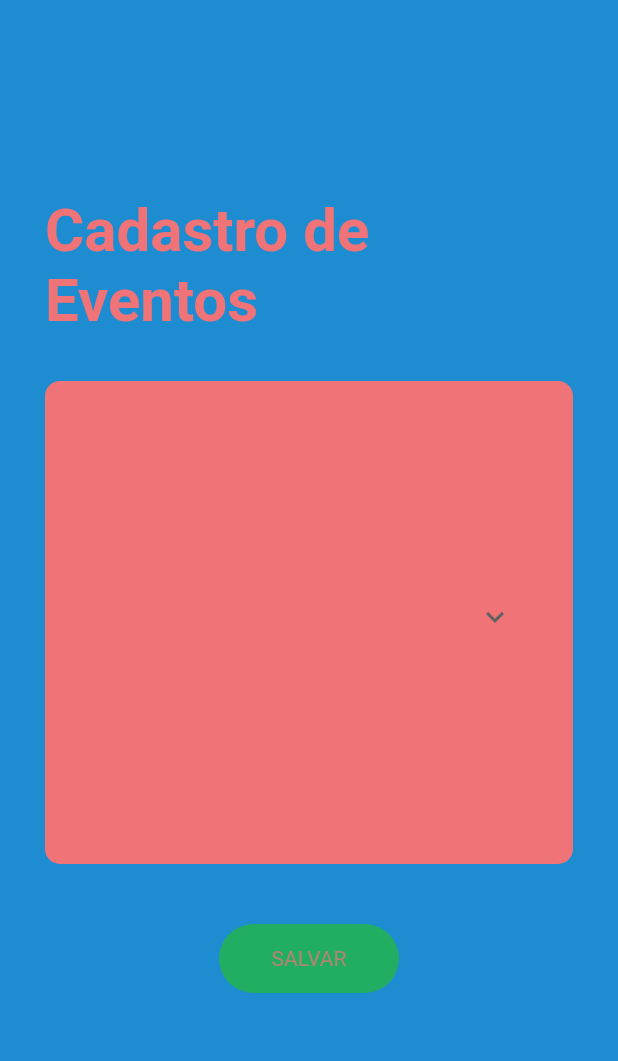
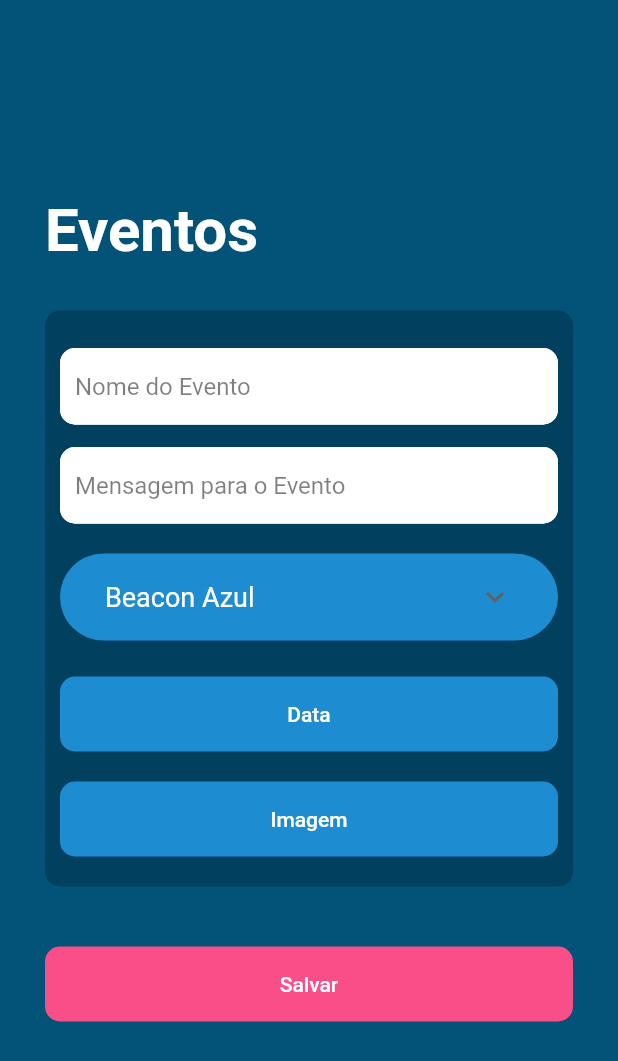
Before and after one commit to alexandreReolon/eventPlanning, a Flutter app: the CadastroEventoPage screen opened directly, on a phone screen of 412 x 824 dp. Shown: the top 1061 px of the screen. Run offline on Flutter 3.47's test engine with Material 2 defaults, Android fonts, the light colour scheme and no system bars; our stand-ins replace flare_flutter, flutter_local_notifications, image_picker, page_transition, shared_preferences, simple_animations and 2 more; missing offline and left inert: flutter_beacon; accounts and stored records are empty; network calls fail.

Commit message:
Doc: Melhorias de layout

```diff
--- a/mobile/lib/components/Button.dart
+++ b/mobile/lib/components/Button.dart
@@ -7,13 +7,13 @@ Widget button({text}) {
     padding: EdgeInsets.all(15),
     decoration: BoxDecoration(
       borderRadius: BorderRadius.circular(50),
-      color: CColors.TERTIARY_COLOR,
+      color: CColors.COLOR_PRIMARY,
     ),
     child: Center(
       child: Text(
         text.toString().toUpperCase(),
         style: TextStyle(
-          color: CColors.PRIMARY_COLOR.withOpacity(.7),
+          color: CColors.COLOR_PRIMARY.withOpacity(.7),
         ),
       ),
     ),
--- a/mobile/lib/main.dart
+++ b/mobile/lib/main.dart
@@ -72,7 +72,8 @@ class _MyAppState extends State<MyApp> {
     var android = new AndroidNotificationDetails('id', 'name', 'description');
     var plaftform = new NotificationDetails(android: android);
 
-    flutterLocalNotificationsPlugin.show(0, "title", "body", plaftform);
+    flutterLocalNotificationsPlugin.show(
+        0, "Apresentando", "mensagem de divulgação do evento", plaftform);
   }
 
   @override
--- a/mobile/lib/pages/CadastrarPage.dart
+++ b/mobile/lib/pages/CadastrarPage.dart
@@ -25,7 +25,7 @@ class _CadastrarPageState extends State<CadastrarPage> {
       ),
       body: LayoutBuilder(
         builder: (BuildContext context, BoxConstraints constraints) {
-          double paddingTop = 50;
+          double paddingTop = 20;
 
           if (constraints.constrainHeight() <= 300) {
             paddingTop = 5;
--- a/mobile/lib/pages/CadastroEventoPage.dart
+++ b/mobile/lib/pages/CadastroEventoPage.dart
@@ -4,6 +4,7 @@ import 'dart:ui';
 import 'package:eventPlanning/Service.dart' as Service;
 
 import 'package:eventPlanning/constants.dart';
+import 'package:eventPlanning/utils/login_form_fields.dart';
 import 'package:eventPlanning/widgets/CustomDropDown.dart';
 import 'package:flutter/cupertino.dart';
 import 'package:flutter/material.dart';
@@ -51,10 +52,8 @@ class _HomeState extends State<CadastroEventoPage> {
 
   @override
   Widget build(BuildContext context) {
-    final heightMedia = MediaQuery.of(context).copyWith().size.height / 3;
-
     return Scaffold(
-      backgroundColor: CColors.BACKGROUND_COLOR,
+      backgroundColor: CColors.BACKGROUND_COLOR_DARK,
       body: Form(
         key: cadastrarPageKey,
         child: SingleChildScrollView(
@@ -69,11 +68,12 @@ class _HomeState extends State<CadastroEventoPage> {
               FadeAnimation(
                 1.2,
                 Text(
-                  "Cadastro de Eventos",
+                  "Eventos",
                   style: TextStyle(
-                      fontSize: 40,
-                      color: CColors.COLOR_SECUNDARY,
-                      fontWeight: FontWeight.bold),
+                    fontSize: 40,
+                    color: CColors.TEXT_COLOR,
+                    fontWeight: FontWeight.bold,
+                  ),
                 ),
               ),
               SizedBox(
@@ -85,53 +85,18 @@ class _HomeState extends State<CadastroEventoPage> {
                   padding: EdgeInsets.all(10),
                   decoration: BoxDecoration(
                     borderRadius: BorderRadius.circular(10),
-                    color: CColors.COLOR_SECUNDARY,
+                    color: Color(0xff01405F),
                   ),
                   child: Column(
                     children: <Widget>[
                       Container(
-                        decoration: BoxDecoration(
-                          border: Border(
-                            bottom: BorderSide(
-                              color: CColors.COLOR_SECUNDARY,
-                            ),
-                          ),
-                        ),
-                        child: TextFormField(
-                          validator: (value) {
-                            return validador(value, false);
-                          },
-                          controller: nameInput,
-                          decoration: InputDecoration(
-                            hintText: "Digite o nome do evento",
-                            border: InputBorder.none,
-                            hintStyle: TextStyle(
-                              color: CColors.COLOR_SECUNDARY.withOpacity(.8),
-                            ),
-                          ),
-                        ),
+                        child: field(
+                            text: "Nome do Evento", controller: nameInput),
                       ),
                       Container(
-                        decoration: BoxDecoration(
-                          border: Border(
-                            bottom: BorderSide(
-                              color: CColors.COLOR_SECUNDARY,
-                            ),
-                          ),
-                        ),
-                        child: TextFormField(
-                          validator: (value) {
-                            return validador(value, false);
-                          },
-                          controller: mensagemInput,
-                          decoration: InputDecoration(
-                            hintText: "Digite uma mensagem de divulgação",
-                            border: InputBorder.none,
-                            hintStyle: TextStyle(
-                              color: CColors.COLOR_SECUNDARY.withOpacity(.8),
-                            ),
-                          ),
-                        ),
+                        child: field(
+                            text: "Mensagem para o Evento",
+                            controller: mensagemInput),
                       ),
                       SizedBox(
                         height: 20,
@@ -155,64 +120,12 @@ class _HomeState extends State<CadastroEventoPage> {
                               beacons = value;
                             });
                           }),
-                      Center(
-                        child: InkWell(
-                          child: Container(
-                            width: 200,
-                            padding: EdgeInsets.all(15),
-                            decoration: BoxDecoration(
-                              borderRadius: BorderRadius.circular(50),
-                              color: CColors.COLOR_SECUNDARY,
-                            ),
-                            child: Center(
-                              child: Text(
-                                "SELECIONAR DATA",
-                                style: TextStyle(
-                                  color:
-                                      CColors.COLOR_SECUNDARY.withOpacity(.7),
-                                ),
-                              ),
-                            ),
-                          ),
-                          onTap: () {
-                            showModalBottomSheet(
-                                context: context,
-                                builder: (BuildContext builder) {
-                                  return Container(
-                                    child: cupertinoDate(),
-                                    height: heightMedia,
-                                  );
-                                });
-                          },
-                        ),
-                      ),
+                      button(context: context, text: "Data", click: clickDia),
                       SizedBox(
                         height: 10,
                       ),
-                      Center(
-                        child: InkWell(
-                          child: Container(
-                            width: 200,
-                            padding: EdgeInsets.all(15),
-                            decoration: BoxDecoration(
-                              borderRadius: BorderRadius.circular(50),
-                              color: CColors.COLOR_SECUNDARY,
-                            ),
-                            child: Center(
-                              child: Text(
-                                "ADICIONAR IMAGEM",
-                                style: TextStyle(
-                                  color:
-                                      CColors.COLOR_SECUNDARY.withOpacity(.7),
-                                ),
-                              ),
-                            ),
-                          ),
-                          onTap: () {
-                            _loadImage(ImageSource.gallery);
-                          },
-                        ),
-                      )
+                      button(
+                          context: context, text: "Imagem", click: clickImagem),
                     ],
                   ),
                 ),
@@ -221,31 +134,12 @@ class _HomeState extends State<CadastroEventoPage> {
                 height: 40,
               ),
               FadeAnimation(
-                1.8,
-                Center(
-                  child: InkWell(
-                    onTap: () {
-                      this.clickSalvar();
-                    },
-                    child: Container(
-                      width: 120,
-                      padding: EdgeInsets.all(15),
-                      decoration: BoxDecoration(
-                        borderRadius: BorderRadius.circular(50),
-                        color: CColors.SUCESS_COLOR.withOpacity(.7),
-                      ),
-                      child: Center(
-                        child: Text(
-                          "SALVAR",
-                          style: TextStyle(
-                            color: CColors.COLOR_SECUNDARY.withOpacity(.7),
-                          ),
-                        ),
-                      ),
-                    ),
-                  ),
-                ),
-              ),
+                  1.8,
+                  button(
+                      context: context,
+                      text: "Salvar",
+                      click: clickSalvar,
+                      cor: CColors.COLOR_PRIMARY)),
             ],
           ),
         ),
@@ -253,7 +147,24 @@ class _HomeState extends State<CadastroEventoPage> {
     );
   }
 
-  clickSalvar() {
+  clickImagem(context) {
+    _loadImage(ImageSource.gallery);
+  }
+
+  clickDia(context) {
+    final heightMedia = MediaQuery.of(context).copyWith().size.height / 3;
+
+    showModalBottomSheet(
+        context: context,
+        builder: (BuildContext builder) {
+          return Container(
+            child: cupertinoDate(),
+            height: heightMedia,
+          );
+        });
+  }
+
+  clickSalvar(context) {
     var parametros = {
       'titulo': nameInput.text.toString(),
       'dataInicio': dataInput.toString(),
--- a/mobile/lib/utils/EventList.dart
+++ b/mobile/lib/utils/EventList.dart
@@ -11,7 +11,7 @@ class EventList extends State {
     if (snapshot.connectionState == ConnectionState.waiting) {
       return Text("CAREGANDO");
     }
-
+    print(snapshot.data);
     if (snapshot.hasData) {
       return renderizarEventos(snapshot.data);
     } else {
--- a/mobile/lib/utils/login_form_fields.dart
+++ b/mobile/lib/utils/login_form_fields.dart
@@ -5,7 +5,7 @@ import 'package:flutter/painting.dart';
 Widget field(
     {double paddingTop, String text, TextEditingController controller}) {
   return Padding(
-    padding: EdgeInsets.only(top: paddingTop == null ? 30 : paddingTop),
+    padding: EdgeInsets.only(top: paddingTop == null ? 15 : paddingTop),
     child: Material(
       elevation: 0,
       shape: RoundedRectangleBorder(borderRadius: BorderRadius.circular(10.0)),
@@ -142,3 +142,29 @@ Widget cadastroButton({context, Function click}) {
     ),
   );
 }
+
+Widget button({context, String text, Function click, Color cor}) {
+  cor = cor != null ? cor : CColors.BACKGROUND_COLOR;
+
+  return Container(
+    margin: EdgeInsets.only(bottom: 10),
+    width: MediaQuery.of(context).size.width,
+    height: 50,
+    child: RaisedButton(
+      elevation: 0,
+      highlightElevation: 10,
+      color: cor,
+      highlightColor: cor.withOpacity(0.7),
+      shape: RoundedRectangleBorder(borderRadius: BorderRadius.circular(10.0)),
+      child: Text(
+        text,
+        style: TextStyle(
+          color: CColors.TEXT_COLOR,
+        ),
+      ),
+      onPressed: () {
+        click(context);
+      },
+    ),
+  );
+}
--- a/mobile/lib/widgets/CustomDropDown.dart
+++ b/mobile/lib/widgets/CustomDropDown.dart
@@ -25,30 +25,26 @@ class CustomDropDown extends StatelessWidget {
         children: <Widget>[
           Container(
             decoration: BoxDecoration(
-              color: CColors.COLOR_SECUNDARY,
+              color: CColors.BACKGROUND_COLOR,
               borderRadius: BorderRadius.circular(30),
             ),
             child: Padding(
-              padding: const EdgeInsets.only(
-                left: 30,
-                right: 30,
-                top: 5,
-                bottom: 5,
-              ),
+              padding:
+                  const EdgeInsets.only(left: 30, right: 30, top: 5, bottom: 5),
               child: DropdownButton<int>(
-                dropdownColor: CColors.COLOR_SECUNDARY,
+                dropdownColor: CColors.BACKGROUND_COLOR,
                 value: value,
                 hint: Text(
                   hint,
                   overflow: TextOverflow.ellipsis,
                   style: TextStyle(
                     fontSize: 18,
-                    color: CColors.COLOR_SECUNDARY,
+                    color: CColors.TEXT_COLOR,
                   ),
                 ),
                 style: TextStyle(
                   fontSize: 18,
-                  color: CColors.COLOR_SECUNDARY.withOpacity(.7),
+                  color: CColors.TEXT_COLOR,
                 ),
                 items: items,
                 isExpanded: true,
--- a/mobile/pubspec.yaml
+++ b/mobile/pubspec.yaml
@@ -31,7 +31,7 @@ dependencies:
 
   #IMAGE GALERY
   path_provider: ^1.6.9
-  image_picker: ^0.6.7
+  image_picker: ^0.6.7+14
   image: ^2.1.4
 
   #BOTTOM NAVIGATOR
@@ -72,6 +72,7 @@ flutter:
   assets:
     - assets/animations/flow.flr
     - assets/animations/calendario.flr
+    - assets/images/event.jpg
 
   # An image asset can refer to one or more resolution-specific "variants", see
   # https://flutter.dev/assets-and-images/#resolution-aware.
```
Also changed, not shown: mobile/lib/pages/DashboardPage.dart (+19 -8 lines), mobile/lib/pages/HomePage.dart (+6 -9 lines), mobile/lib/pages/MenuBottom.dart (+7 -3 lines), mobile/lib/widgets/button_tag.dart (added, +74 -0 lines), mobile/lib/widgets/hora_event.dart (added, +74 -0 lines), mobile/pubspec.lock, 2 other files.
